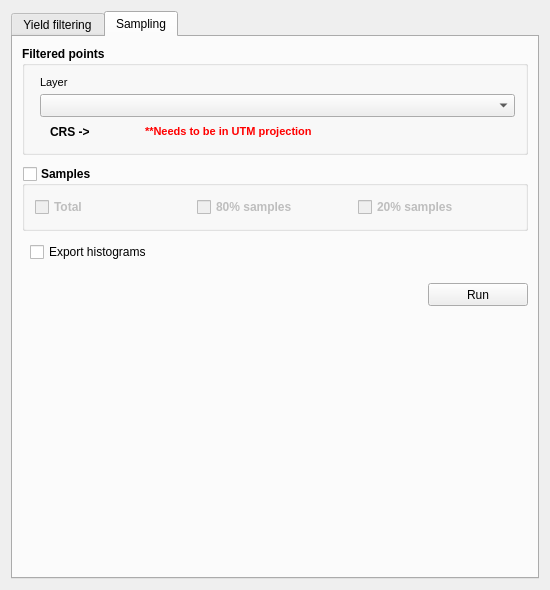
First picture: the form in gui/filter/filtering_dlg_base.ui, repository franciscocamellon/lallemand_plant_care, before the edit.
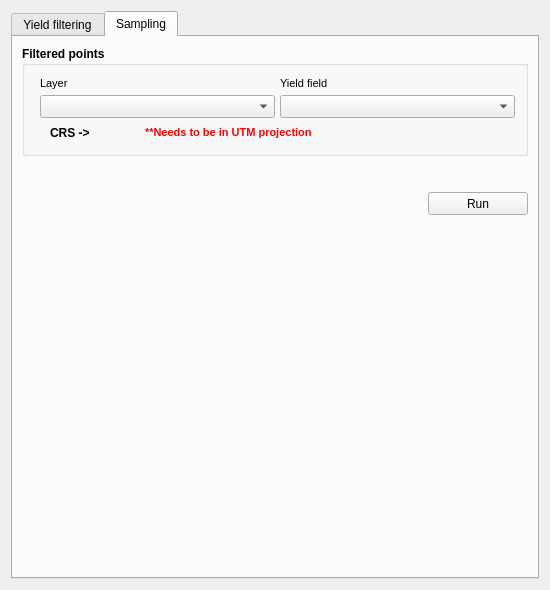
Second picture: the form after the edit. The open tabs and pages were chosen to show the change. Custom widgets are drawn as their Qt base class.

The edit to the form file:
```diff
--- a/gui/filter/filtering_dlg_base.ui
+++ b/gui/filter/filtering_dlg_base.ui
@@ -921,7 +921,23 @@
        <string>Sampling</string>
       </attribute>
       <layout class="QGridLayout" name="gridLayout_3">
-       <item row="8" column="0">
+       <item row="2" column="0">
+        <spacer name="verticalSpacer_11">
+         <property name="orientation">
+          <enum>Qt::Vertical</enum>
+         </property>
+         <property name="sizeType">
+          <enum>QSizePolicy::Fixed</enum>
+         </property>
+         <property name="sizeHint" stdset="0">
+          <size>
+           <width>20</width>
+           <height>30</height>
+          </size>
+         </property>
+        </spacer>
+       </item>
+       <item row="4" column="0">
         <spacer name="verticalSpacer_4">
          <property name="orientation">
           <enum>Qt::Vertical</enum>
@@ -934,7 +950,49 @@
          </property>
         </spacer>
        </item>
-       <item row="0" column="0">
+       <item row="3" column="0">
+        <layout class="QHBoxLayout" name="horizontalLayout_27">
+         <property name="spacing">
+          <number>0</number>
+         </property>
+         <item>
+          <spacer name="horizontalSpacer_10">
+           <property name="orientation">
+            <enum>Qt::Horizontal</enum>
+           </property>
+           <property name="sizeHint" stdset="0">
+            <size>
+             <width>40</width>
+             <height>20</height>
+            </size>
+           </property>
+          </spacer>
+         </item>
+         <item>
+          <widget class="QPushButton" name="samplerPushButton">
+           <property name="minimumSize">
+            <size>
+             <width>100</width>
+             <height>23</height>
+            </size>
+           </property>
+           <property name="maximumSize">
+            <size>
+             <width>16777215</width>
+             <height>28</height>
+            </size>
+           </property>
+           <property name="styleSheet">
+            <string notr="true">font: 8pt &quot;MS Shell Dlg 2&quot;;</string>
+           </property>
+           <property name="text">
+            <string>Run</string>
+           </property>
+          </widget>
+         </item>
+        </layout>
+       </item>
+       <item row="0" column="0" rowspan="2">
         <widget class="QGroupBox" name="groupBox_5">
          <property name="sizePolicy">
           <sizepolicy hsizetype="Preferred" vsizetype="Preferred">
@@ -945,7 +1003,7 @@
          <property name="minimumSize">
           <size>
            <width>0</width>
-           <height>0</height>
+           <height>110</height>
           </size>
          </property>
          <property name="font">
@@ -1020,6 +1078,31 @@
                 </property>
                </widget>
               </item>
+              <item>
+               <widget class="QLabel" name="methodLabel_5">
+                <property name="minimumSize">
+                 <size>
+                  <width>0</width>
+                  <height>13</height>
+                 </size>
+                </property>
+                <property name="font">
+                 <font>
+                  <family>MS Shell Dlg 2</family>
+                  <pointsize>8</pointsize>
+                  <weight>50</weight>
+                  <italic>false</italic>
+                  <bold>false</bold>
+                 </font>
+                </property>
+                <property name="styleSheet">
+                 <string notr="true">font: 8pt &quot;MS Shell Dlg 2&quot;</string>
+                </property>
+                <property name="text">
+                 <string>Yield field</string>
+                </property>
+               </widget>
+              </item>
              </layout>
             </item>
             <item>
@@ -1038,6 +1121,25 @@
                   <height>23</height>
                  </size>
                 </property>
+                <property name="maximumSize">
+                 <size>
+                  <width>16777215</width>
+                  <height>16777215</height>
+                 </size>
+                </property>
+                <property name="styleSheet">
+                 <string notr="true">font: 8pt &quot;MS Shell Dlg 2&quot;</string>
+                </property>
+               </widget>
+              </item>
+              <item>
+               <widget class="QgsFieldComboBox" name="yieldFieldComboBox">
+                <property name="minimumSize">
+                 <size>
+                  <width>0</width>
+                  <height>23</height>
+                 </size>
+                </property>
                 <property name="styleSheet">
                  <string notr="true">font: 8pt &quot;MS Shell Dlg 2&quot;</string>
                 </property>
@@ -1137,202 +1239,6 @@
          </layout>
         </widget>
        </item>
-       <item row="2" column="0">
-        <widget class="QGroupBox" name="samplesGroupBox">
-         <property name="sizePolicy">
-          <sizepolicy hsizetype="Preferred" vsizetype="Preferred">
-           <horstretch>0</horstretch>
-           <verstretch>0</verstretch>
-          </sizepolicy>
-         </property>
-         <property name="minimumSize">
-          <size>
-           <width>0</width>
-           <height>65</height>
-          </size>
-         </property>
-         <property name="font">
-          <font>
-           <weight>75</weight>
-           <bold>true</bold>
-          </font>
-         </property>
-         <property name="title">
-          <string>Samples</string>
-         </property>
-         <property name="checkable">
-          <bool>true</bool>
-         </property>
-         <property name="checked">
-          <bool>false</bool>
-         </property>
-         <layout class="QVBoxLayout" name="verticalLayout_15">
-          <property name="spacing">
-           <number>5</number>
-          </property>
-          <property name="leftMargin">
-           <number>10</number>
-          </property>
-          <property name="topMargin">
-           <number>10</number>
-          </property>
-          <property name="rightMargin">
-           <number>10</number>
-          </property>
-          <property name="bottomMargin">
-           <number>10</number>
-          </property>
-          <item>
-           <layout class="QVBoxLayout" name="verticalLayout_16">
-            <property name="spacing">
-             <number>5</number>
-            </property>
-            <item>
-             <layout class="QHBoxLayout" name="horizontalLayout_26">
-              <property name="spacing">
-               <number>5</number>
-              </property>
-              <item>
-               <widget class="QCheckBox" name="totalSamplesCheckBox">
-                <property name="styleSheet">
-                 <string notr="true">font: 8pt &quot;MS Shell Dlg 2&quot;;</string>
-                </property>
-                <property name="text">
-                 <string>Total</string>
-                </property>
-               </widget>
-              </item>
-              <item>
-               <widget class="QCheckBox" name="eightySamplesCheckBox">
-                <property name="styleSheet">
-                 <string notr="true">font: 8pt &quot;MS Shell Dlg 2&quot;;</string>
-                </property>
-                <property name="text">
-                 <string>80% samples</string>
-                </property>
-               </widget>
-              </item>
-              <item>
-               <widget class="QCheckBox" name="twentySamplesCheckBox">
-                <property name="styleSheet">
-                 <string notr="true">font: 8pt &quot;MS Shell Dlg 2&quot;;</string>
-                </property>
-                <property name="text">
-                 <string>20% samples</string>
-                </property>
-               </widget>
-              </item>
-             </layout>
-            </item>
-           </layout>
-          </item>
-         </layout>
-        </widget>
-       </item>
-       <item row="3" column="0">
-        <spacer name="verticalSpacer_12">
-         <property name="orientation">
-          <enum>Qt::Vertical</enum>
-         </property>
-         <property name="sizeType">
-          <enum>QSizePolicy::Fixed</enum>
-         </property>
-         <property name="sizeHint" stdset="0">
-          <size>
-           <width>20</width>
-           <height>5</height>
-          </size>
-         </property>
-        </spacer>
-       </item>
-       <item row="7" column="0">
-        <layout class="QHBoxLayout" name="horizontalLayout_27">
-         <property name="spacing">
-          <number>0</number>
-         </property>
-         <item>
-          <spacer name="horizontalSpacer_10">
-           <property name="orientation">
-            <enum>Qt::Horizontal</enum>
-           </property>
-           <property name="sizeHint" stdset="0">
-            <size>
-             <width>40</width>
-             <height>20</height>
-            </size>
-           </property>
-          </spacer>
-         </item>
-         <item>
-          <widget class="QPushButton" name="samplerPushButton">
-           <property name="minimumSize">
-            <size>
-             <width>100</width>
-             <height>23</height>
-            </size>
-           </property>
-           <property name="maximumSize">
-            <size>
-             <width>16777215</width>
-             <height>28</height>
-            </size>
-           </property>
-           <property name="styleSheet">
-            <string notr="true">font: 8pt &quot;MS Shell Dlg 2&quot;;</string>
-           </property>
-           <property name="text">
-            <string>Run</string>
-           </property>
-          </widget>
-         </item>
-        </layout>
-       </item>
-       <item row="6" column="0">
-        <spacer name="verticalSpacer_11">
-         <property name="orientation">
-          <enum>Qt::Vertical</enum>
-         </property>
-         <property name="sizeType">
-          <enum>QSizePolicy::Fixed</enum>
-         </property>
-         <property name="sizeHint" stdset="0">
-          <size>
-           <width>20</width>
-           <height>15</height>
-          </size>
-         </property>
-        </spacer>
-       </item>
-       <item row="1" column="0">
-        <spacer name="verticalSpacer_10">
-         <property name="orientation">
-          <enum>Qt::Vertical</enum>
-         </property>
-         <property name="sizeType">
-          <enum>QSizePolicy::Fixed</enum>
-         </property>
-         <property name="sizeHint" stdset="0">
-          <size>
-           <width>20</width>
-           <height>5</height>
-          </size>
-         </property>
-        </spacer>
-       </item>
-       <item row="4" column="0">
-        <layout class="QVBoxLayout" name="verticalLayout">
-         <property name="leftMargin">
-          <number>8</number>
-         </property>
-         <item>
-          <widget class="QCheckBox" name="exportHistogramsCheckBox">
-           <property name="text">
-            <string>Export histograms</string>
-           </property>
-          </widget>
-         </item>
-        </layout>
-       </item>
       </layout>
      </widget>
     </widget>
```
Left out of the diff: 10 changed lines with no effect on the pictures.
